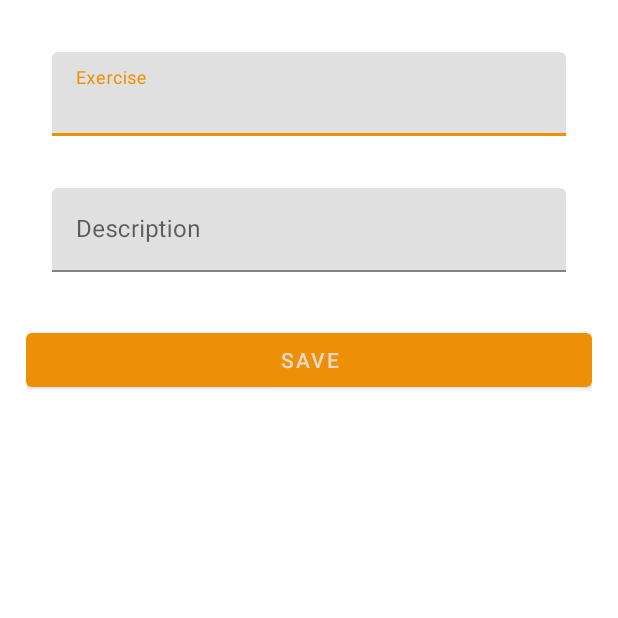
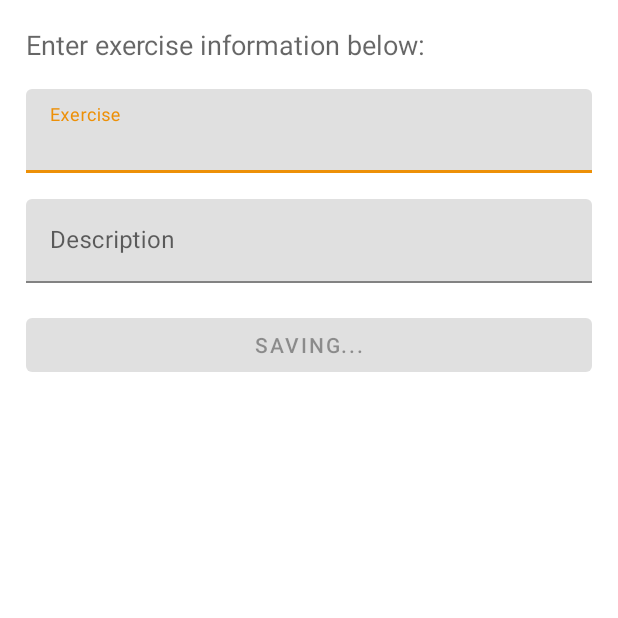
Before and after one commit to MaxEdwards20/Swift, an Android app: the fragment CreateExercisesFragment shown on its own in the app's theme, after a tap on "SAVE", on a phone screen of 412 x 824 dp, the top half of it. Run offline under Robolectric (Android 15) with nearby library versions, the phone set to English and light mode, and no system bars; our stand-ins replace Room's generated code.

Commit message:
Updated files to better reflect Ditton's examples

```diff
--- a/app/src/main/java/com/example/swift/CreateExercisesFragment.java
+++ /dev/null
@@ -1,28 +0,0 @@
-package com.example.swift;
-
-import android.os.Bundle;
-import android.view.View;
-
-import androidx.annotation.NonNull;
-import androidx.annotation.Nullable;
-import androidx.fragment.app.Fragment;
-import androidx.lifecycle.ViewModelProvider;
-
-import com.example.swift.viewModels.ExercisesViewModel;
-import com.google.android.material.textfield.TextInputEditText;
-
-public class CreateExercisesFragment extends Fragment {
-    public CreateExercisesFragment(){super(R.layout.fragment_create_exercises);}
-
-    @Override
-    public void onViewCreated(@NonNull View view, @Nullable Bundle savedInstanceState) {
-        super.onViewCreated(view, savedInstanceState);
-        ExercisesViewModel viewModel = new ViewModelProvider(getActivity()).get(ExercisesViewModel.class); // view model store owner
-        view.findViewById(R.id.save).setOnClickListener(save ->{
-            TextInputEditText nameEditText = view.findViewById(R.id.exerciseNameEditText);
-            TextInputEditText descriptionEditText = view.findViewById(R.id.exerciseDescriptionEditText);
-            viewModel.saveExercise(nameEditText.getText().toString(), descriptionEditText.getText().toString());
-        });
-
-    }
-}
--- a/app/src/main/java/com/example/swift/MainActivity.java
+++ b/app/src/main/java/com/example/swift/MainActivity.java
@@ -5,6 +5,7 @@ import androidx.drawerlayout.widget.DrawerLayout;
 
 import android.os.Bundle;
 
+import com.example.swift.fragments.ExercisesFragment;
 import com.google.android.material.appbar.MaterialToolbar;
 import com.google.android.material.navigation.NavigationView;
 
--- /dev/null
+++ b/app/src/main/java/com/example/swift/fragments/CreateExercisesFragment.java
@@ -0,0 +1,52 @@
+package com.example.swift.fragments;
+
+import android.os.Bundle;
+import android.view.View;
+
+import androidx.annotation.NonNull;
+import androidx.annotation.Nullable;
+import androidx.fragment.app.Fragment;
+import androidx.lifecycle.ViewModelProvider;
+
+import com.example.swift.R;
+import com.example.swift.viewModels.ExercisesViewModel;
+import com.google.android.material.button.MaterialButton;
+import com.google.android.material.textfield.TextInputEditText;
+
+public class CreateExercisesFragment extends Fragment {
+    private boolean previouslySaving = false;
+    public CreateExercisesFragment() {
+        super(R.layout.fragment_create_exercises);
+    }
+
+    @Override
+    public void onViewCreated(@NonNull View view, @Nullable Bundle savedInstanceState) {
+        super.onViewCreated(view, savedInstanceState);
+        ExercisesViewModel viewModel = new ViewModelProvider(getActivity()).get(ExercisesViewModel.class);
+        viewModel.getCurrentEntry().observe(getViewLifecycleOwner(), (entry) -> {
+            if (entry != null) {
+                TextInputEditText titleEditText = view.findViewById(R.id.exerciseNameEditText);
+                TextInputEditText bodyEditText = view.findViewById(R.id.exerciseDescriptionEditText);
+                titleEditText.setText(entry.name);
+                bodyEditText.setText(entry.description);
+            }
+        });
+
+        viewModel.getSaving().observe(getViewLifecycleOwner(), (saving) -> {
+            if (saving && !previouslySaving) {
+                MaterialButton button = view.findViewById(R.id.save);
+                button.setEnabled(false);
+                button.setText("Saving...");
+                previouslySaving = saving;
+            } else if (previouslySaving && !saving) {
+                getActivity().getSupportFragmentManager().popBackStack();
+            }
+        });
+
+        view.findViewById(R.id.save).setOnClickListener(saveButton -> {
+            TextInputEditText titleEditText = view.findViewById(R.id.exerciseNameEditText);
+            TextInputEditText bodyEditText = view.findViewById(R.id.exerciseDescriptionEditText);
+            viewModel.saveExercise(titleEditText.getText().toString(), bodyEditText.getText().toString());
+        });
+    }
+}
--- a/app/src/main/java/com/example/swift/viewModels/ExercisesViewModel.java
+++ b/app/src/main/java/com/example/swift/viewModels/ExercisesViewModel.java
@@ -1,30 +1,85 @@
 package com.example.swift.viewModels;
 
 import android.app.Application;
+import android.os.Handler;
 
 import androidx.annotation.NonNull;
+import androidx.databinding.ObservableArrayList;
 import androidx.lifecycle.AndroidViewModel;
+import androidx.lifecycle.MutableLiveData;
 import androidx.room.Room;
 
 import com.example.swift.database.AppDatabase;
 import com.example.swift.models.Exercise;
 
+import java.util.ArrayList;
+
 public class ExercisesViewModel extends AndroidViewModel {
     private AppDatabase database;
+    private MutableLiveData<Boolean> saving = new MutableLiveData<>();
+    private ObservableArrayList<Exercise> entries = new ObservableArrayList<>();
+    private MutableLiveData<Exercise> currentEntry = new MutableLiveData<>();
+    private Handler handler;
 
     public ExercisesViewModel(@NonNull Application application) {
         super(application);
+        saving.setValue(false);
+        handler = new Handler();
         database = Room.databaseBuilder(application, AppDatabase.class, "exercisesdb").build();
+
+        new Thread(() ->{
+            ArrayList<Exercise> exercises = (ArrayList<Exercise>) database.getExercisesDao().getAll();
+            handler.post(() -> {
+                entries.addAll(exercises);
+            });
+        }).start();
+    }
+
+    public MutableLiveData<Exercise> getCurrentEntry(){return this.currentEntry;}
+
+    public void setCurrentEntry(Exercise exercise){this.currentEntry.setValue(exercise);}
+
+    public MutableLiveData<Boolean> getSaving(){return saving;}
+
+    public ObservableArrayList<Exercise> getEntries(){return entries;}
+
+    public void deleteCurrentEntry(){
+        new Thread(() ->{
+            database.getExercisesDao().delete(currentEntry.getValue());
+            handler.post(() ->{
+                entries.remove(currentEntry.getValue());
+                currentEntry.postValue(null);
+            });
+
+        }).start();
     }
 
     public void saveExercise(String name, String description){
+        saving.setValue(true);
         // insert into database
         new Thread(() ->{
+            if (currentEntry.getValue() != null){
+                Exercise current = currentEntry.getValue();
+                current.name = name;
+                current.description = description;
+                database.getExercisesDao().update(current);
+                currentEntry.postValue(current);
+                int index = entries.indexOf(current);
+                handler.post(() ->{
+                    entries.set(index, current);
+                });
+
+            }else{
                 Exercise exercise = new Exercise();
                 exercise.name = name;
                 exercise.description = description;
                 exercise.createdAt = System.currentTimeMillis();
                 exercise.id = database.getExercisesDao().insert(exercise);
+                handler.post(() -> {
+                    entries.add(exercise);
+                });
+            }
+            saving.postValue(false); // have to use postValue in a thread
         }).start();
     }
 }
--- a/app/src/main/res/layout/fragment_create_exercises.xml
+++ b/app/src/main/res/layout/fragment_create_exercises.xml
@@ -6,7 +6,8 @@
     android:layout_width="match_parent"
     android:layout_height="match_parent"
     android:layout_margin="17dp"
-    tools:context="CreateExercisesFragment">
+    tools:context=".fragments.CreateExercisesFragment">
+
 
     <LinearLayout
         android:layout_width="match_parent"
@@ -14,11 +15,17 @@
         android:orientation="vertical"
     >
 
-    <com.google.android.material.textfield.TextInputLayout
+        <TextView
+            android:id="@+id/textView"
+            android:layout_width="match_parent"
+            android:layout_height="wrap_content"
+            android:text="Enter exercise information below: "
+            android:textAppearance="@style/TextAppearance.AppCompat.Medium" />
+
+        <com.google.android.material.textfield.TextInputLayout
         android:id="@+id/exerciseName"
         android:layout_width="match_parent"
         android:layout_height="wrap_content"
-        android:layout_margin="17dp"
         android:layout_marginTop="17dp"
         android:hint="Exercise"
         style="@style/Widget.MaterialComponents.TextInputLayout.FilledBox">
@@ -34,7 +41,6 @@
         android:id="@+id/exerciseDescription"
         android:layout_width="match_parent"
         android:layout_height="wrap_content"
-        android:layout_margin="17dp"
         android:layout_marginTop="17dp"
         android:hint="Description"
         style="@style/Widget.MaterialComponents.TextInputLayout.FilledBox">
```
Also changed, not shown: app/src/main/java/com/example/swift/ExercisesAdapter.java (+23 -9 lines), app/src/main/java/com/example/swift/ExercisesFragment.java (deleted, +0 -37 lines), app/src/main/java/com/example/swift/fragments/ExerciseFragment.java (added, +50 -0 lines), app/src/main/java/com/example/swift/fragments/ExercisesFragment.java (added, +84 -0 lines), app/src/main/res/drawable/ic_baseline_add_24.xml (added, +10 -0 lines), app/src/main/res/drawable/ic_baseline_delete_forever_24.xml (added, +10 -0 lines), app/src/main/res/layout/exercise_fragment.xml (added, +51 -0 lines), app/src/main/res/layout/exercises_list_item.xml (added, +27 -0 lines), app/src/main/res/layout/fragment_exercises.xml (+19 -15 lines), app/src/main/res/layout/row_exercises.xml (deleted, +0 -23 lines), 2 other files. Lines whose indentation alone changed are shown as unchanged.
